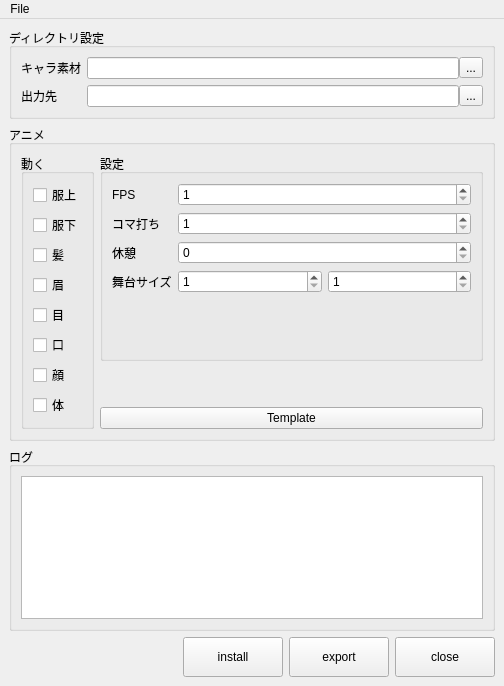
Before: the Qt Designer form library/python/rs/tool/chara2resolve/chara2resolve.ui in nakano000/Resolve_Script, drawn with Qt 5.
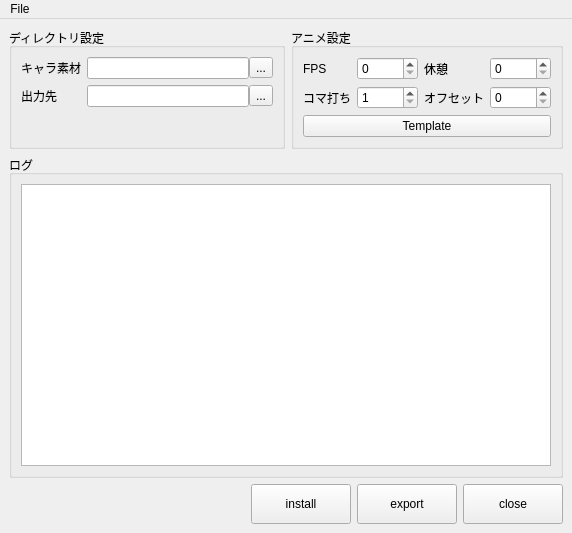
After: the same form once the commit is applied. Custom widgets are drawn as their Qt base class.

```diff
--- a/library/python/rs/tool/chara2resolve/chara2resolve.ui
+++ b/library/python/rs/tool/chara2resolve/chara2resolve.ui
@@ -6,15 +6,17 @@
    <rect>
     <x>0</x>
     <y>0</y>
-    <width>504</width>
-    <height>686</height>
+    <width>572</width>
+    <height>533</height>
    </rect>
   </property>
   <property name="windowTitle">
    <string>MainWindow</string>
   </property>
   <widget class="QWidget" name="centralwidget">
-   <layout class="QVBoxLayout" name="verticalLayout_4">
+   <layout class="QVBoxLayout" name="verticalLayout_3">
+    <item>
+     <layout class="QHBoxLayout" name="horizontalLayout_4">
     <item>
      <widget class="QGroupBox" name="groupBox">
       <property name="title">
@@ -22,7 +24,7 @@
       </property>
       <layout class="QFormLayout" name="formLayout">
        <item row="0" column="0">
-        <widget class="QLabel" name="label">
+          <widget class="QLabel" name="label_2">
          <property name="text">
           <string>キャラ素材</string>
          </property>
@@ -46,7 +48,7 @@
         </layout>
        </item>
        <item row="1" column="0">
-        <widget class="QLabel" name="label_2">
+          <widget class="QLabel" name="label_4">
          <property name="text">
           <string>出力先</string>
          </property>
@@ -73,106 +75,24 @@
      </widget>
     </item>
     <item>
-     <widget class="QGroupBox" name="groupBox_5">
-      <property name="title">
-       <string>アニメ</string>
-      </property>
-      <layout class="QHBoxLayout" name="horizontalLayout_5">
-       <item>
-        <widget class="QGroupBox" name="groupBox_4">
-         <property name="title">
-          <string>動く</string>
-         </property>
-         <layout class="QVBoxLayout" name="verticalLayout_2">
-          <item>
-           <widget class="QCheckBox" name="topCheckBox">
-            <property name="text">
-             <string>服上</string>
-            </property>
-           </widget>
-          </item>
-          <item>
-           <widget class="QCheckBox" name="bottomCheckBox">
-            <property name="text">
-             <string>服下</string>
-            </property>
-           </widget>
-          </item>
-          <item>
-           <widget class="QCheckBox" name="hairCheckBox">
-            <property name="text">
-             <string>髪</string>
-            </property>
-           </widget>
-          </item>
-          <item>
-           <widget class="QCheckBox" name="eyebrowCheckBox">
-            <property name="text">
-             <string>眉</string>
-            </property>
-           </widget>
-          </item>
-          <item>
-           <widget class="QCheckBox" name="eyeCheckBox">
-            <property name="text">
-             <string>目</string>
-            </property>
-           </widget>
-          </item>
-          <item>
-           <widget class="QCheckBox" name="mouthCheckBox">
-            <property name="text">
-             <string>口</string>
-            </property>
-           </widget>
-          </item>
-          <item>
-           <widget class="QCheckBox" name="faceCheckBox">
-            <property name="text">
-             <string>顔</string>
-            </property>
-           </widget>
-          </item>
-          <item>
-           <widget class="QCheckBox" name="bodyCheckBox">
-            <property name="text">
-             <string>体</string>
-            </property>
-           </widget>
-          </item>
-         </layout>
-        </widget>
-       </item>
-       <item>
-        <layout class="QVBoxLayout" name="verticalLayout_3">
-         <item>
           <widget class="QGroupBox" name="groupBox_3">
            <property name="title">
-            <string>設定</string>
-           </property>
-           <layout class="QFormLayout" name="formLayout_2">
+         <string>アニメ設定</string>
+        </property>
+        <layout class="QVBoxLayout" name="verticalLayout_2">
+         <item>
+          <layout class="QHBoxLayout" name="horizontalLayout_5">
+           <item>
+            <layout class="QFormLayout" name="formLayout_3">
             <item row="0" column="0">
-             <widget class="QLabel" name="label_4">
+              <widget class="QLabel" name="label_6">
               <property name="text">
                <string>FPS</string>
               </property>
              </widget>
             </item>
             <item row="0" column="1">
-             <widget class="QSpinBox" name="fpsSpinBox">
-              <property name="sizePolicy">
-               <sizepolicy hsizetype="Expanding" vsizetype="Fixed">
-                <horstretch>0</horstretch>
-                <verstretch>0</verstretch>
-               </sizepolicy>
-              </property>
-              <property name="minimum">
-               <number>1</number>
-              </property>
-              <property name="maximum">
-               <number>240</number>
-              </property>
-             </widget>
+              <widget class="QSpinBox" name="fpsSpinBox"/>
             </item>
             <item row="1" column="0">
              <widget class="QLabel" name="label_3">
@@ -184,7 +104,7 @@
             <item row="1" column="1">
              <widget class="QSpinBox" name="stepSpinBox">
               <property name="sizePolicy">
-               <sizepolicy hsizetype="Expanding" vsizetype="Fixed">
+                <sizepolicy hsizetype="Minimum" vsizetype="Fixed">
                 <horstretch>0</horstretch>
                 <verstretch>0</verstretch>
                </sizepolicy>
@@ -197,17 +117,21 @@
               </property>
              </widget>
             </item>
-            <item row="2" column="0">
+            </layout>
+           </item>
+           <item>
+            <layout class="QFormLayout" name="formLayout_2">
+             <item row="0" column="0">
              <widget class="QLabel" name="label_5">
               <property name="text">
                <string>休憩</string>
               </property>
              </widget>
             </item>
-            <item row="2" column="1">
+             <item row="0" column="1">
              <widget class="QSpinBox" name="idleSpinBox">
               <property name="sizePolicy">
-               <sizepolicy hsizetype="Expanding" vsizetype="Fixed">
+                <sizepolicy hsizetype="Minimum" vsizetype="Fixed">
                 <horstretch>0</horstretch>
                 <verstretch>0</verstretch>
                </sizepolicy>
@@ -217,55 +141,23 @@
               </property>
              </widget>
             </item>
-            <item row="3" column="0">
-             <widget class="QLabel" name="label_6">
+             <item row="1" column="0">
+              <widget class="QLabel" name="label">
               <property name="text">
-               <string>舞台サイズ</string>
+                <string>オフセット</string>
               </property>
              </widget>
             </item>
-            <item row="3" column="1">
-             <layout class="QHBoxLayout" name="horizontalLayout_4">
-              <item>
-               <widget class="QSpinBox" name="xSpinBox">
-                <property name="minimum">
-                 <number>1</number>
-                </property>
+             <item row="1" column="1">
+              <widget class="QSpinBox" name="offsetSpinBox">
                 <property name="maximum">
                  <number>65535</number>
                 </property>
                </widget>
               </item>
-              <item>
-               <widget class="QSpinBox" name="ySpinBox">
-                <property name="minimum">
-                 <number>1</number>
-                </property>
-                <property name="maximum">
-                 <number>65535</number>
-                </property>
-               </widget>
-              </item>
              </layout>
             </item>
            </layout>
-          </widget>
-         </item>
-         <item>
-          <spacer name="verticalSpacer">
-           <property name="orientation">
-            <enum>Qt::Vertical</enum>
-           </property>
-           <property name="sizeType">
-            <enum>QSizePolicy::Preferred</enum>
-           </property>
-           <property name="sizeHint" stdset="0">
-            <size>
-             <width>20</width>
-             <height>40</height>
-            </size>
-           </property>
-          </spacer>
          </item>
          <item>
           <widget class="QPushButton" name="templateButton">
@@ -275,9 +167,9 @@
           </widget>
          </item>
         </layout>
-       </item>
-      </layout>
-     </widget>
+       </widget>
+      </item>
+     </layout>
     </item>
     <item>
      <widget class="QGroupBox" name="groupBox_2">
@@ -373,7 +265,7 @@
     <rect>
      <x>0</x>
      <y>0</y>
-     <width>504</width>
+     <width>572</width>
      <height>21</height>
     </rect>
    </property>
```
Lines whose indentation alone changed are shown as unchanged.
